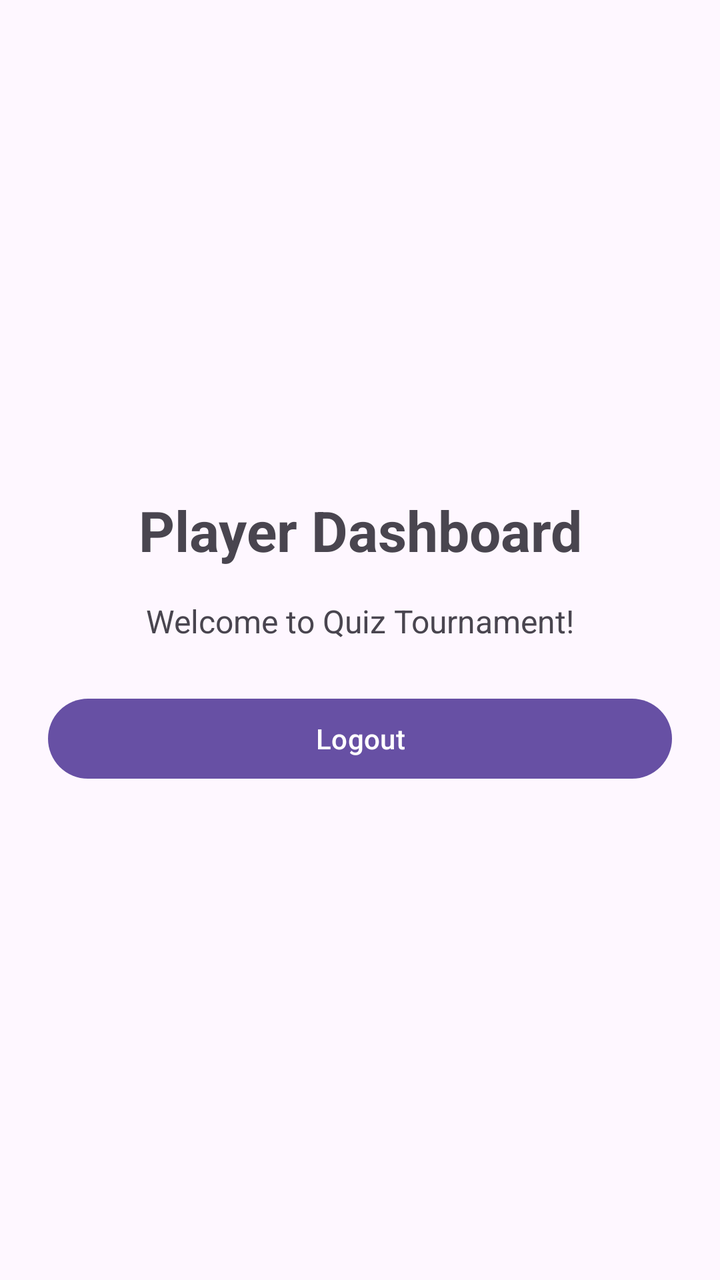
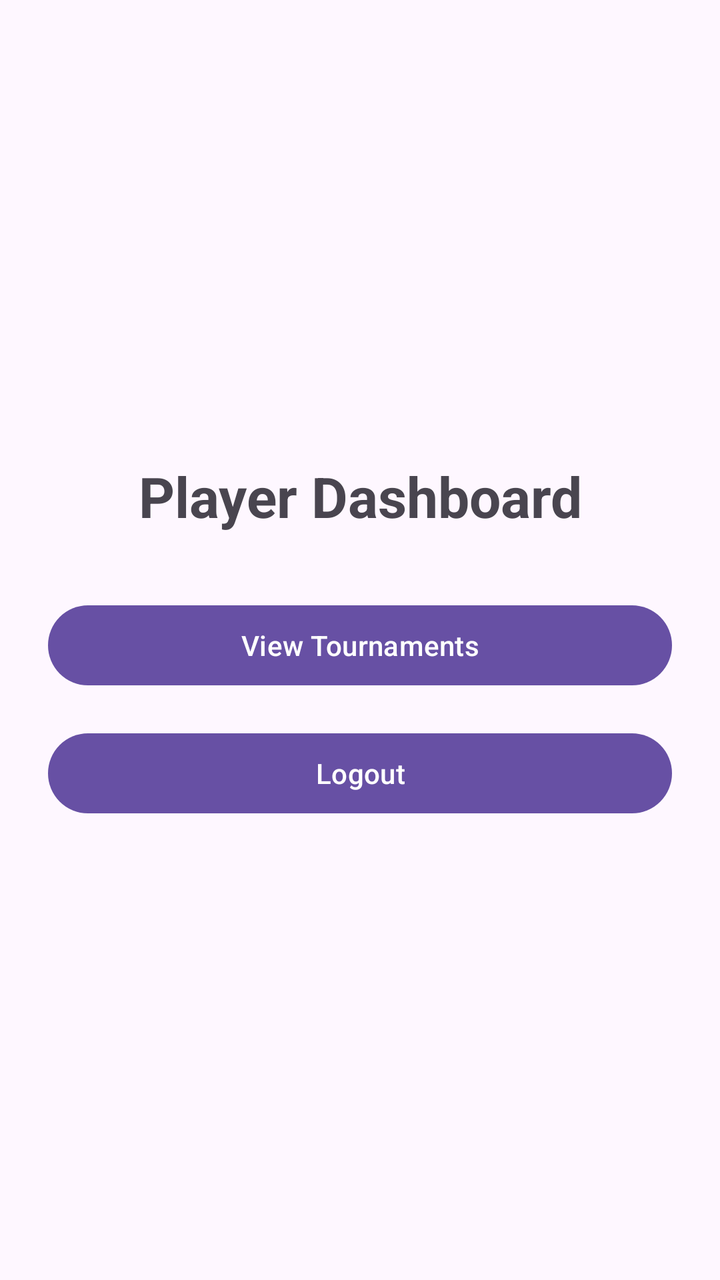

The first picture is an Android layout as it rendered before a commit; the second is the same layout after the commit. The layout source and the unified diff follow.
<!-- AndroidManifest.xml: application theme Theme.QuizTournament -->
<!-- res/layout/activity_player_dashboard.xml -->
<?xml version="1.0" encoding="utf-8"?>
<LinearLayout xmlns:android="http://schemas.android.com/apk/res/android"
    android:layout_width="match_parent"
    android:layout_height="match_parent"
    android:orientation="vertical"
    android:gravity="center"
    android:padding="24dp">

    <TextView
        android:layout_width="match_parent"
        android:layout_height="wrap_content"
        android:text="Player Dashboard"
        android:textSize="28sp"
        android:textStyle="bold"
        android:gravity="center"
        android:layout_marginBottom="16dp" />

    <TextView
        android:layout_width="match_parent"
        android:layout_height="wrap_content"
        android:text="Welcome to Quiz Tournament!"
        android:textSize="16sp"
        android:gravity="center"
        android:layout_marginBottom="24dp" />

    <Button
        android:id="@+id/buttonLogout"
        android:layout_width="match_parent"
        android:layout_height="wrap_content"
        android:text="Logout" />

</LinearLayout>
<!-- resources referenced by this layout -->
<resources>
  <style name="Theme.QuizTournament" parent="Base.Theme.QuizTournament" />
  <style name="Base.Theme.QuizTournament" parent="Theme.Material3.DayNight.NoActionBar">
          
          
      </style>
</resources>

<!-- the commit's change to res/layout/activity_player_dashboard.xml (unified diff, before → after) -->
@@ -13,15 +13,14 @@
         android:textSize="28sp"
         android:textStyle="bold"
         android:gravity="center"
-        android:layout_marginBottom="16dp" />
+        android:layout_marginBottom="32dp" />
 
-    <TextView
+    <Button
+        android:id="@+id/buttonViewTournaments"
         android:layout_width="match_parent"
         android:layout_height="wrap_content"
-        android:text="Welcome to Quiz Tournament!"
-        android:textSize="16sp"
-        android:gravity="center"
-        android:layout_marginBottom="24dp" />
+        android:text="View Tournaments"
+        android:layout_marginBottom="16dp" />
 
     <Button
         android:id="@+id/buttonLogout"
